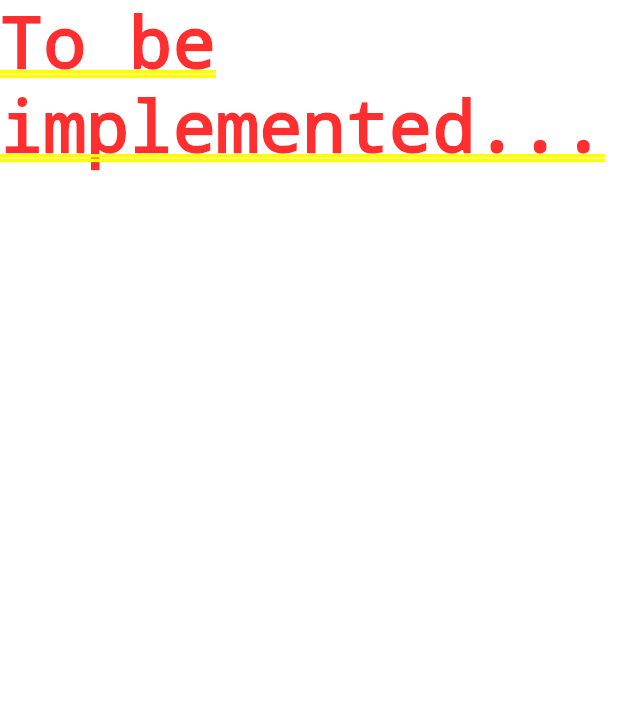
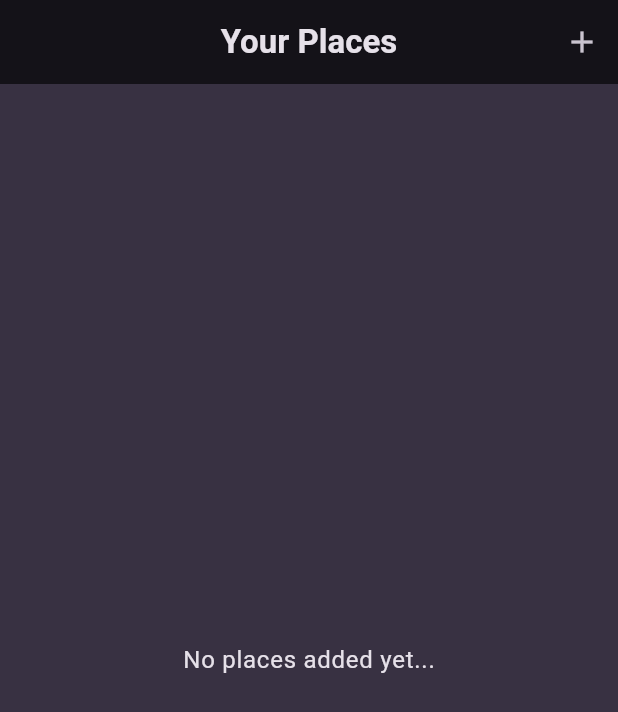
Before and after one commit to ivan-horchakov/favorite_places, a Flutter app: the screen it shows after launch, on a phone screen of 412 x 824 dp. Shown: the top 712 px of the screen. Run offline on Flutter 3.47's test engine with Material 3 defaults, Android fonts, the phone set to English and light mode, and no system bars; our stand-ins replace google_fonts.

Commit message:
Added screens & widgets (238)

```diff
--- a/lib/main.dart
+++ b/lib/main.dart
@@ -1,3 +1,4 @@
+import 'package:favorite_places/screens/places.dart';
 import 'package:flutter/material.dart';
 
 import 'package:google_fonts/google_fonts.dart';
@@ -38,7 +39,7 @@ class MyApp extends StatelessWidget {
     return MaterialApp(
       title: 'Great Places',
       theme: theme,
-      home: const Text('To be implemented...'),
+      home: const PlacesScreen(),
     );
   }
 }
--- /dev/null
+++ b/lib/models/place.dart
@@ -0,0 +1,9 @@
+import 'package:uuid/uuid.dart';
+
+const uuid = Uuid();
+
+class Place {
+  Place({required this.title}) : id = uuid.v4();
+  final String id;
+  final String title;
+}
--- /dev/null
+++ b/lib/screens/places.dart
@@ -0,0 +1,32 @@
+import 'package:favorite_places/screens/add_place.dart';
+import 'package:favorite_places/widgets/places_list.dart';
+import 'package:flutter/material.dart';
+
+class PlacesScreen extends StatelessWidget {
+  const PlacesScreen({super.key});
+
+  @override
+  Widget build(BuildContext context) {
+    return Scaffold(
+      appBar: AppBar(
+        title: const Text('Your Places'),
+        centerTitle: true,
+        actions: [
+          IconButton(
+            onPressed: () {
+              Navigator.of(context).push(
+                MaterialPageRoute(
+                  builder: (ctx) {
+                    return const AddPlaceScreen();
+                  },
+                ),
+              );
+            },
+            icon: const Icon(Icons.add),
+          )
+        ],
+      ),
+      body: const PlacesList(places: []),
+    );
+  }
+}
--- /dev/null
+++ b/lib/widgets/places_list.dart
@@ -0,0 +1,35 @@
+import 'package:favorite_places/models/place.dart';
+import 'package:flutter/material.dart';
+
+class PlacesList extends StatelessWidget {
+  const PlacesList({super.key, required this.places});
+
+  final List<Place> places;
+
+  @override
+  Widget build(BuildContext context) {
+    if (places.isEmpty) {
+      return Center(
+        child: Text(
+          'No places added yet...',
+          style: Theme.of(context).textTheme.bodyLarge!.copyWith(
+                color: Theme.of(context).colorScheme.onBackground,
+              ),
+        ),
+      );
+    }
+
+    return ListView.builder(
+        itemCount: places.length,
+        itemBuilder: (ctx, index) {
+          return ListTile(
+            title: Text(
+              places[index].title,
+              style: Theme.of(context).textTheme.titleMedium!.copyWith(
+                    color: Theme.of(context).colorScheme.onBackground,
+                  ),
+            ),
+          );
+        });
+  }
+}
--- a/pubspec.yaml
+++ b/pubspec.yaml
@@ -36,6 +36,7 @@ dependencies:
   # Use with the CupertinoIcons class for iOS style icons.
   cupertino_icons: ^1.0.6
   google_fonts: ^6.1.0
+  uuid: ^4.3.3
 
 dev_dependencies:
   flutter_test:
```
Also changed, not shown: lib/screens/add_place.dart (added, +48 -0 lines), lib/screens/places_detail.dart (added), pubspec.lock.
